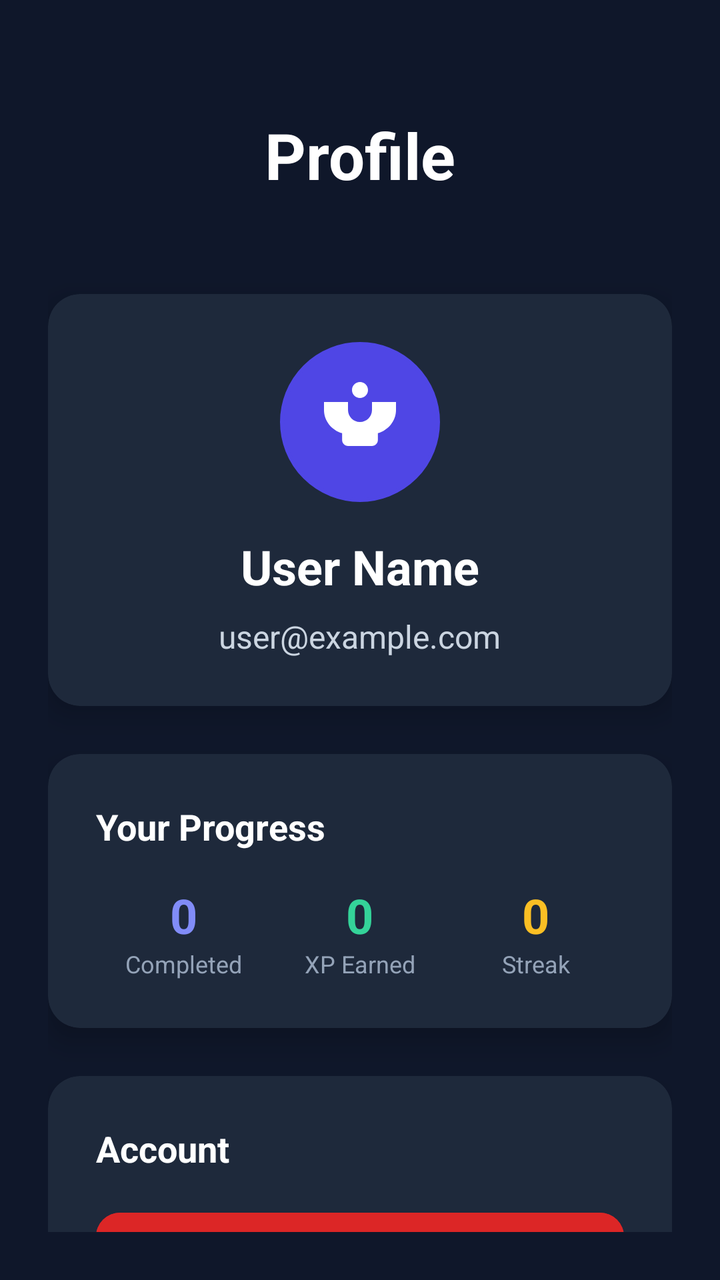
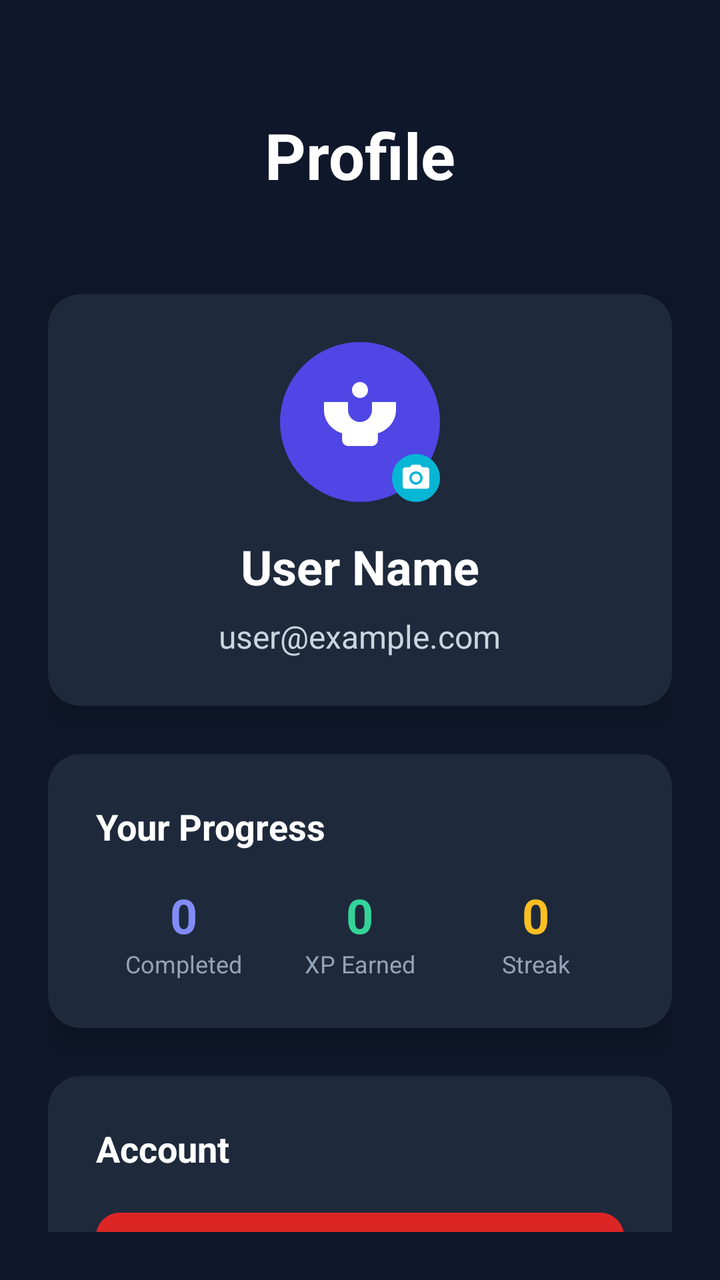

Screens rendered from an Android XML layout before and after an edit, with the pre-edit source and the edit as a unified diff.
<!-- AndroidManifest.xml: application theme Theme.EmbeddedSystemsCareerGuide -->
<!-- res/layout/fragment_profile.xml -->
<?xml version="1.0" encoding="utf-8"?>
<androidx.constraintlayout.widget.ConstraintLayout xmlns:android="http://schemas.android.com/apk/res/android"
    xmlns:app="http://schemas.android.com/apk/res-auto"
    xmlns:tools="http://schemas.android.com/tools"
    android:layout_width="match_parent"
    android:layout_height="match_parent"
    android:background="@color/slate_900"
    android:padding="24dp"
    tools:context=".ui.profile.ProfileFragment">

    
    <TextView
        android:id="@+id/textView_profile_title"
        android:layout_width="wrap_content"
        android:layout_height="wrap_content"
        android:layout_marginTop="32dp"
        android:text="Profile"
        android:textColor="@color/white"
        android:textSize="32sp"
        android:textStyle="bold"
        app:layout_constraintEnd_toEndOf="parent"
        app:layout_constraintStart_toStartOf="parent"
        app:layout_constraintTop_toTopOf="parent" />

    
    <androidx.cardview.widget.CardView
        android:id="@+id/cardView_user_info"
        android:layout_width="0dp"
        android:layout_height="wrap_content"
        android:layout_marginTop="48dp"
        app:cardBackgroundColor="@color/slate_800"
        app:cardCornerRadius="16dp"
        app:cardElevation="8dp"
        app:layout_constraintEnd_toEndOf="parent"
        app:layout_constraintStart_toStartOf="parent"
        app:layout_constraintTop_toBottomOf="@id/textView_profile_title">

        <LinearLayout
            android:layout_width="match_parent"
            android:layout_height="wrap_content"
            android:orientation="vertical"
            android:padding="24dp">

            
            <ImageView
                android:id="@+id/imageView_profile_avatar"
                android:layout_width="80dp"
                android:layout_height="80dp"
                android:layout_gravity="center_horizontal"
                android:layout_marginBottom="16dp"
                android:background="@drawable/circle_background"
                android:backgroundTint="@color/indigo_600"
                android:padding="16dp"
                android:src="@drawable/ic_profile"
                android:tint="@color/white" />

            
            <TextView
                android:id="@+id/textView_user_name"
                android:layout_width="wrap_content"
                android:layout_height="wrap_content"
                android:layout_gravity="center_horizontal"
                android:text="User Name"
                android:textColor="@color/white"
                android:textSize="24sp"
                android:textStyle="bold"
                android:layout_marginBottom="8dp" />

            
            <TextView
                android:id="@+id/textView_user_email"
                android:layout_width="wrap_content"
                android:layout_height="wrap_content"
                android:layout_gravity="center_horizontal"
                android:text="user@example.com"
                android:textColor="@color/slate_300"
                android:textSize="16sp" />

        </LinearLayout>

    </androidx.cardview.widget.CardView>

    
    <androidx.cardview.widget.CardView
        android:id="@+id/cardView_stats"
        android:layout_width="0dp"
        android:layout_height="wrap_content"
        android:layout_marginTop="24dp"
        app:cardBackgroundColor="@color/slate_800"
        app:cardCornerRadius="16dp"
        app:cardElevation="8dp"
        app:layout_constraintEnd_toEndOf="parent"
        app:layout_constraintStart_toStartOf="parent"
        app:layout_constraintTop_toBottomOf="@id/cardView_user_info">

        <LinearLayout
            android:layout_width="match_parent"
            android:layout_height="wrap_content"
            android:orientation="vertical"
            android:padding="24dp">

            <TextView
                android:layout_width="wrap_content"
                android:layout_height="wrap_content"
                android:text="Your Progress"
                android:textColor="@color/white"
                android:textSize="18sp"
                android:textStyle="bold"
                android:layout_marginBottom="16dp" />

            <LinearLayout
                android:layout_width="match_parent"
                android:layout_height="wrap_content"
                android:orientation="horizontal"
                android:weightSum="3">

                <LinearLayout
                    android:layout_width="0dp"
                    android:layout_height="wrap_content"
                    android:layout_weight="1"
                    android:orientation="vertical"
                    android:gravity="center">

                    <TextView
                        android:layout_width="wrap_content"
                        android:layout_height="wrap_content"
                        android:text="0"
                        android:textColor="@color/indigo_400"
                        android:textSize="24sp"
                        android:textStyle="bold" />

                    <TextView
                        android:layout_width="wrap_content"
                        android:layout_height="wrap_content"
                        android:text="Completed"
                        android:textColor="@color/slate_400"
                        android:textSize="12sp" />

                </LinearLayout>

                <LinearLayout
                    android:layout_width="0dp"
                    android:layout_height="wrap_content"
                    android:layout_weight="1"
                    android:orientation="vertical"
                    android:gravity="center">

                    <TextView
                        android:layout_width="wrap_content"
                        android:layout_height="wrap_content"
                        android:text="0"
                        android:textColor="@color/emerald_400"
                        android:textSize="24sp"
                        android:textStyle="bold" />

                    <TextView
                        android:layout_width="wrap_content"
                        android:layout_height="wrap_content"
                        android:text="XP Earned"
                        android:textColor="@color/slate_400"
                        android:textSize="12sp" />

                </LinearLayout>

                <LinearLayout
                    android:layout_width="0dp"
                    android:layout_height="wrap_content"
                    android:layout_weight="1"
                    android:orientation="vertical"
                    android:gravity="center">

                    <TextView
                        android:layout_width="wrap_content"
                        android:layout_height="wrap_content"
                        android:text="0"
                        android:textColor="@color/amber_400"
                        android:textSize="24sp"
                        android:textStyle="bold" />

                    <TextView
                        android:layout_width="wrap_content"
                        android:layout_height="wrap_content"
                        android:text="Streak"
                        android:textColor="@color/slate_400"
                        android:textSize="12sp" />

                </LinearLayout>

            </LinearLayout>

        </LinearLayout>

    </androidx.cardview.widget.CardView>

    
    <androidx.cardview.widget.CardView
        android:id="@+id/cardView_account_actions"
        android:layout_width="0dp"
        android:layout_height="wrap_content"
        android:layout_marginTop="24dp"
        app:cardBackgroundColor="@color/slate_800"
        app:cardCornerRadius="16dp"
        app:cardElevation="8dp"
        app:layout_constraintEnd_toEndOf="parent"
        app:layout_constraintStart_toStartOf="parent"
        app:layout_constraintTop_toBottomOf="@id/cardView_stats">

        <LinearLayout
            android:layout_width="match_parent"
            android:layout_height="wrap_content"
            android:orientation="vertical"
            android:padding="24dp">

            <TextView
                android:layout_width="wrap_content"
                android:layout_height="wrap_content"
                android:text="Account"
                android:textColor="@color/white"
                android:textSize="18sp"
                android:textStyle="bold"
                android:layout_marginBottom="16dp" />

            
            <com.google.android.material.button.MaterialButton
                android:id="@+id/button_logout_profile"
                android:layout_width="match_parent"
                android:layout_height="56dp"
                android:text="Logout"
                android:textColor="@color/white"
                android:textSize="16sp"
                android:backgroundTint="@color/red_600"
                app:cornerRadius="12dp"
                app:icon="@drawable/ic_logout"
                app:iconGravity="start"
                app:iconPadding="12dp"
                app:iconTint="@color/white" />

            <TextView
                android:layout_width="wrap_content"
                android:layout_height="wrap_content"
                android:layout_marginTop="8dp"
                android:text="Sign out and return to login screen"
                android:textColor="@color/slate_400"
                android:textSize="14sp" />

        </LinearLayout>

    </androidx.cardview.widget.CardView>

</androidx.constraintlayout.widget.ConstraintLayout>
<!-- resources referenced by this layout -->
<resources>
  <color name="amber_400">#FBBF24</color>
  <color name="emerald_400">#34D399</color>
  <color name="indigo_400">#818CF8</color>
  <color name="indigo_600">#4F46E5</color>
  <color name="red_600">#DC2626</color>
  <color name="slate_300">#CBD5E1</color>
  <color name="slate_400">#94A3B8</color>
  <color name="slate_800">#1E293B</color>
  <color name="slate_900">#0F172A</color>
  <color name="white">#FFFFFF</color>
  <!-- drawable circle_background (drawable) -->
  <?xml version="1.0" encoding="utf-8"?>
  <shape xmlns:android="http://schemas.android.com/apk/res/android"
      android:shape="oval">
      <solid android:color="@color/indigo_600" />
      <stroke
          android:width="2dp"
          android:color="@color/indigo_400" />
  </shape>
  <!-- drawable ic_logout (drawable) -->
  <vector xmlns:android="http://schemas.android.com/apk/res/android"
      android:width="24dp"
      android:height="24dp"
      android:viewportWidth="24"
      android:viewportHeight="24"
      android:tint="@color/red_500">
    <path
        android:fillColor="@android:color/white"
        android:pathData="M17,7l-1.41,1.41L18.17,11H8v2h10.17l-2.58,2.58L17,17l5,-5zM4,5h8V3H4c-1.1,0 -2,0.9 -2,2v14c0,1.1 0.9,2 2,2h8v-2H4V5z"/>
  </vector>
  <color name="red_500">#EF4444</color>
  <color name="text_secondary">@color/slate_400</color>
  <color name="indigo_500">#6366F1</color>
  <color name="slate_100">#F1F5F9</color>
  <color name="cyan_500">#06B6D4</color>
  <color name="cyan_400">#22D3EE</color>
  <color name="text_primary">@color/slate_100</color>
  <style name="Widget.App.Button" parent="Widget.Material3.Button">
          <item name="backgroundTint">@color/indigo_600</item>
          <item name="android:textColor">@color/text_primary</item>
          <item name="cornerRadius">12dp</item>
          <item name="android:elevation">8dp</item>
          <item name="rippleColor">@color/ripple_color</item>
      </style>
  <style name="Widget.App.CardView" parent="Widget.Material3.CardView.Elevated">
          <item name="cardBackgroundColor">@color/card_background</item>
          <item name="cardCornerRadius">16dp</item>
          <item name="cardElevation">8dp</item>
          <item name="strokeColor">@color/card_border</item>
          <item name="strokeWidth">1dp</item>
          <item name="rippleColor">@color/ripple_color</item>
      </style>
  <color name="ripple_color">#FFFFFF30</color>
  <color name="red_400">#F87171</color>
  <color name="card_background">@color/glass_primary</color>
  <color name="card_border">@color/slate_600</color>
  <style name="MaterialAlertDialog.Title.Dark" parent="MaterialAlertDialog.MaterialComponents.Title.Text">
          <item name="android:textColor">@color/slate_100</item>
          <item name="android:textSize">20sp</item>
          <item name="android:fontFamily">sans-serif-medium</item>
      </style>
  <style name="MaterialAlertDialog.Body.Dark" parent="MaterialAlertDialog.MaterialComponents.Body.Text">
          <item name="android:textColor">@color/slate_300</item>
          <item name="android:textSize">16sp</item>
      </style>
  <color name="glass_primary">#1A1E293B</color>
  <color name="slate_600">#475569</color>
  <!-- unchanged entries left out for length: 4 -->
</resources>

<!-- the commit's change to res/layout/fragment_profile.xml (unified diff, before → after) -->
@@ -42,17 +42,41 @@
             android:padding="24dp">
 
             
-            <ImageView
-                android:id="@+id/imageView_profile_avatar"
+            <FrameLayout
                 android:layout_width="80dp"
                 android:layout_height="80dp"
                 android:layout_gravity="center_horizontal"
-                android:layout_marginBottom="16dp"
-                android:background="@drawable/circle_background"
-                android:backgroundTint="@color/indigo_600"
-                android:padding="16dp"
-                android:src="@drawable/ic_profile"
-                android:tint="@color/white" />
+                android:layout_marginBottom="16dp">
+
+                <ImageView
+                    android:id="@+id/imageView_profile_avatar"
+                    android:layout_width="80dp"
+                    android:layout_height="80dp"
+                    android:background="@drawable/circle_background"
+                    android:backgroundTint="@color/indigo_600"
+                    android:clickable="true"
+                    android:focusable="true"
+                    android:padding="16dp"
+                    android:scaleType="centerCrop"
+                    android:src="@drawable/ic_profile"
+                    android:tint="@color/white"
+                    android:contentDescription="@string/cd_profile_avatar" />
+
+                <ImageView
+                    android:id="@+id/imageView_avatar_edit_badge"
+                    android:layout_width="24dp"
+                    android:layout_height="24dp"
+                    android:layout_gravity="bottom|end"
+                    android:background="@drawable/circle_background"
+                    android:backgroundTint="@color/cyan_500"
+                    android:clickable="true"
+                    android:focusable="true"
+                    android:padding="4dp"
+                    android:src="@drawable/ic_camera"
+                    android:tint="@color/white"
+                    android:contentDescription="@string/cd_change_avatar" />
+
+            </FrameLayout>
 
             
             <TextView
@@ -122,6 +146,7 @@
                     android:gravity="center">
 
                     <TextView
+                        android:id="@+id/text_completed_count"
                         android:layout_width="wrap_content"
                         android:layout_height="wrap_content"
                         android:text="0"
@@ -146,6 +171,7 @@
                     android:gravity="center">
 
                     <TextView
+                        android:id="@+id/text_xp_count"
                         android:layout_width="wrap_content"
                         android:layout_height="wrap_content"
                         android:text="0"
@@ -170,6 +196,7 @@
                     android:gravity="center">
 
                     <TextView
+                        android:id="@+id/text_streak_count"
                         android:layout_width="wrap_content"
                         android:layout_height="wrap_content"
                         android:text="0"
<!-- resource entries referenced after the edit -->
@@ -19,6 +19,20 @@
           android:width="2dp"
           android:color="@color/indigo_400" />
   </shape>
+  <!-- drawable ic_camera (drawable) -->
+  <vector xmlns:android="http://schemas.android.com/apk/res/android"
+      android:width="24dp"
+      android:height="24dp"
+      android:viewportWidth="24"
+      android:viewportHeight="24"
+      android:tint="?attr/colorOnSurface">
+    <path
+        android:fillColor="@android:color/white"
+        android:pathData="M12,12m-3.2,0a3.2,3.2 0,1 1,6.4 0a3.2,3.2 0,1 1,-6.4 0"/>
+    <path
+        android:fillColor="@android:color/white"
+        android:pathData="M9,2L7.17,4L4,4c-1.1,0 -2,0.9 -2,2v12c0,1.1 0.9,2 2,2h16c1.1,0 2,-0.9 2,-2L22,6c0,-1.1 -0.9,-2 -2,-2h-3.17L15,2L9,2zM12,17c-2.76,0 -5,-2.24 -5,-5s2.24,-5 5,-5 5,2.24 5,5 -2.24,5 -5,5z"/>
+  </vector>
   <!-- drawable ic_logout (drawable) -->
   <vector xmlns:android="http://schemas.android.com/apk/res/android"
       android:width="24dp"
@@ -30,6 +44,8 @@
         android:fillColor="@android:color/white"
         android:pathData="M17,7l-1.41,1.41L18.17,11H8v2h10.17l-2.58,2.58L17,17l5,-5zM4,5h8V3H4c-1.1,0 -2,0.9 -2,2v14c0,1.1 0.9,2 2,2h8v-2H4V5z"/>
   </vector>
+  <string name="cd_change_avatar">Change avatar</string>
+  <string name="cd_profile_avatar">Profile avatar, tap to change</string>
   <color name="red_500">#EF4444</color>
   <color name="text_secondary">@color/slate_400</color>
   <color name="indigo_500">#6366F1</color>
